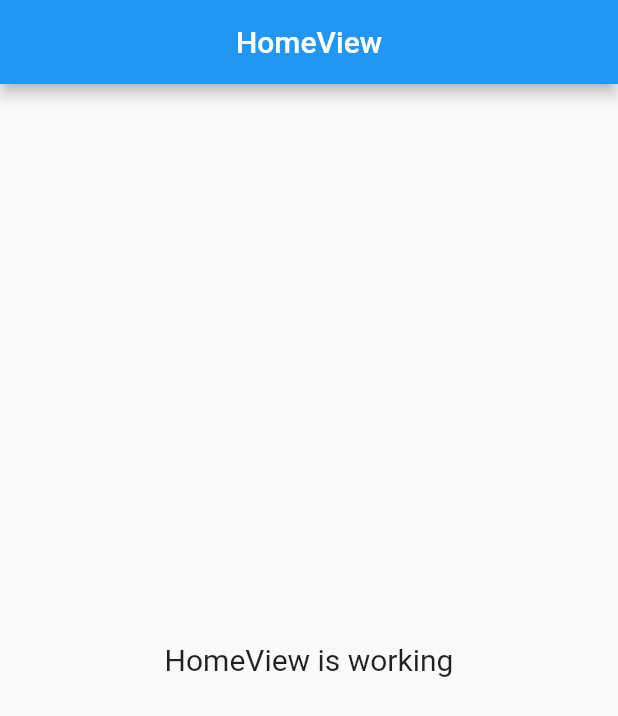
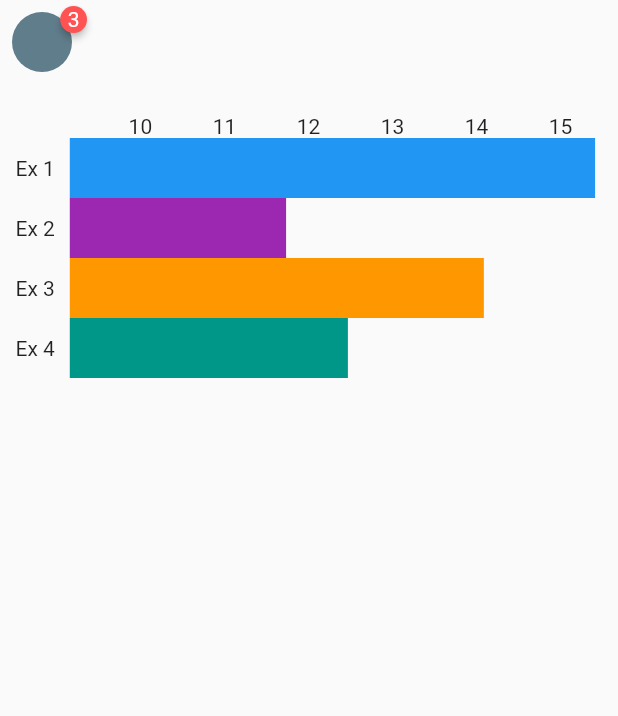
Before and after one commit to ZimvoMatwa/projectnoodles, a Flutter app: the screen it shows after launch, on a phone screen of 412 x 824 dp. Shown: the top 716 px of the screen. Run offline on Flutter 3.47's test engine with Material 2 defaults, Android fonts, the phone set to English and light mode, and no system bars; drawn by our look-alikes of badges; our stand-ins replace get.

Commit message:
building out admin home ui

```diff
--- a/lib/app/modules/home/controllers/home_controller.dart
+++ b/lib/app/modules/home/controllers/home_controller.dart
@@ -1,20 +1,3 @@
 import 'package:get/get.dart';
 
-class HomeController extends GetxController {
-  //TODO: Implement HomeController
-
-  final count = 0.obs;
-  @override
-  void onInit() {
-    super.onInit();
-  }
-
-  @override
-  void onReady() {
-    super.onReady();
-  }
-
-  @override
-  void onClose() {}
-  void increment() => count.value++;
-}
+class HomeController extends GetxController {}
--- a/lib/app/modules/home/views/home_view.dart
+++ b/lib/app/modules/home/views/home_view.dart
@@ -1,3 +1,4 @@
+import 'package:badges/badges.dart';
 import 'package:flutter/material.dart';
 
 import 'package:get/get.dart';
@@ -9,15 +10,104 @@ class HomeView extends GetView<HomeController> {
   Widget build(BuildContext context) {
     return Scaffold(
       appBar: AppBar(
-        title: Text('HomeView'),
-        centerTitle: true,
+        backgroundColor: Colors.transparent,
+        foregroundColor: Colors.transparent,
+        elevation: 0,
+        automaticallyImplyLeading: false,
+        leading: Padding(
+          padding: const EdgeInsets.all(8.0),
+          child: Badge(
+            badgeContent:
+                const Text('3', style: TextStyle(color: Colors.white)),
+            badgeColor: Colors.redAccent,
+            child: Container(
+              decoration: const BoxDecoration(
+                color: Colors.blueGrey,
+                shape: BoxShape.circle,
+              ),
+              child: const Center(child: Icon(Icons.person, size: 35)),
+            ),
+          ),
+        ),
+        actions: [Text('Today')],
       ),
-      body: Center(
-        child: Text(
-          'HomeView is working',
-          style: TextStyle(fontSize: 20),
+      body: SingleChildScrollView(
+        child: Column(
+          crossAxisAlignment: CrossAxisAlignment.center,
+          children: [
+            const SizedBox(height: 20),
+            Center(
+              child: Container(
+                // color: Colors.red,
+                width: MediaQuery.of(context).size.width * .95,
+                height: 200,
+                child: ListView(
+                  children: [
+                    Row(
+                      mainAxisAlignment: MainAxisAlignment.spaceAround,
+                      children: const [
+                        SizedBox(width: 15),
+                        Text('10'),
+                        Text('11'),
+                        Text('12'),
+                        Text('13'),
+                        Text('14'),
+                        Text('15'),
+                      ],
+                    ),
+                    const _services(serviceColor: Colors.blue),
+                    const _services(
+                      serviceColor: Colors.purple,
+                      serviceName: 'Ex 2',
+                      serviceDuration: .35,
+                    ),
+                    const _services(
+                      serviceColor: Colors.orange,
+                      serviceName: 'Ex 3',
+                      serviceDuration: .67,
+                    ),
+                    const _services(
+                      serviceColor: Colors.teal,
+                      serviceName: 'Ex 4',
+                      serviceDuration: .45,
+                    ),
+                  ],
+                ),
+              ),
+            ),
+          ],
         ),
       ),
     );
   }
 }
+
+class _services extends StatelessWidget {
+  const _services({
+    Key? key,
+    this.serviceColor = Colors.teal,
+    this.serviceName,
+    this.serviceDuration = .85,
+  }) : super(key: key);
+
+  final Color serviceColor;
+  final String? serviceName;
+  final double serviceDuration;
+
+  ///use datetime?
+
+  @override
+  Widget build(BuildContext context) {
+    return Row(
+      children: [
+        Text(serviceName ?? 'Ex 1'),
+        const SizedBox(width: 10),
+        Container(
+          width: MediaQuery.of(context).size.width * serviceDuration,
+          height: 40,
+          color: serviceColor,
+        ),
+      ],
+    );
+  }
+}
--- a/lib/main.dart
+++ b/lib/main.dart
@@ -1,12 +1,11 @@
 import 'package:flutter/material.dart';
-
 import 'package:get/get.dart';
-
 import 'app/routes/app_pages.dart';
 
 void main() {
   runApp(
     GetMaterialApp(
+      debugShowCheckedModeBanner: false,
       title: "Application",
       initialRoute: AppPages.INITIAL,
       getPages: AppPages.routes,
--- a/pubspec.yaml
+++ b/pubspec.yaml
@@ -10,6 +10,7 @@ dependencies:
   get: 4.6.5
   flutter:
     sdk: flutter
+  badges: ^2.0.3
 
 dev_dependencies:
   flutter_lints: ^1.0.0
```
Also changed, not shown: pubspec.lock, 1 other file.
